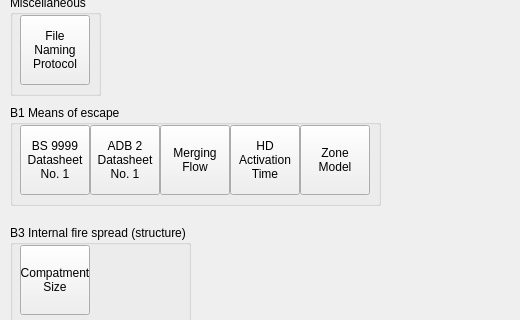
Old version of the form gui/main.ui in the repository fsepy/fseutil; both pictures show x 0 to 520 and y 135 to 455 of the 520 by 639 pixel window.
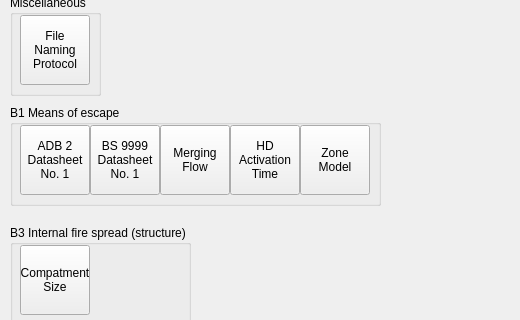
New version of the form. Icons and pictures are not drawn.

What changed in the file:
```diff
--- a/gui/main.ui
+++ b/gui/main.ui
@@ -144,21 +144,6 @@
     <widget class="QPushButton" name="b4_01_br187_parallel_2">
      <property name="geometry">
       <rect>
-       <x>10</x>
-       <y>20</y>
-       <width>70</width>
-       <height>70</height>
-      </rect>
-     </property>
-     <property name="text">
-      <string>BS 9999
-Datasheet
-No. 1</string>
-     </property>
-    </widget>
-    <widget class="QPushButton" name="b4_01_br187_parallel_3">
-     <property name="geometry">
-      <rect>
        <x>80</x>
        <y>20</y>
        <width>70</width>
@@ -166,7 +151,7 @@
       </rect>
      </property>
      <property name="text">
-      <string>ADB 2
+      <string>BS 9999
 Datasheet
 No. 1</string>
      </property>
@@ -214,6 +199,21 @@
 Model</string>
      </property>
     </widget>
+    <widget class="QPushButton" name="btn_b1_01_adb2_datasheet_1">
+     <property name="geometry">
+      <rect>
+       <x>10</x>
+       <y>20</y>
+       <width>70</width>
+       <height>70</height>
+      </rect>
+     </property>
+     <property name="text">
+      <string>ADB 2
+Datasheet
+No. 1</string>
+     </property>
+    </widget>
    </widget>
    <widget class="QGroupBox" name="groupBox_4">
     <property name="geometry">
```
